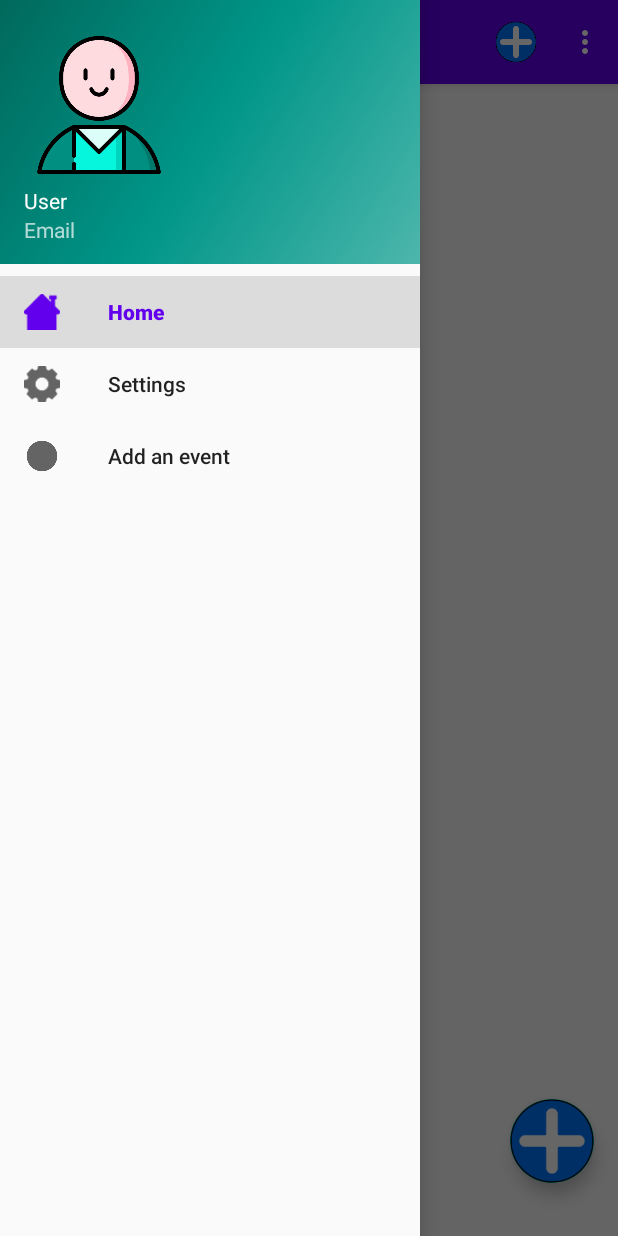
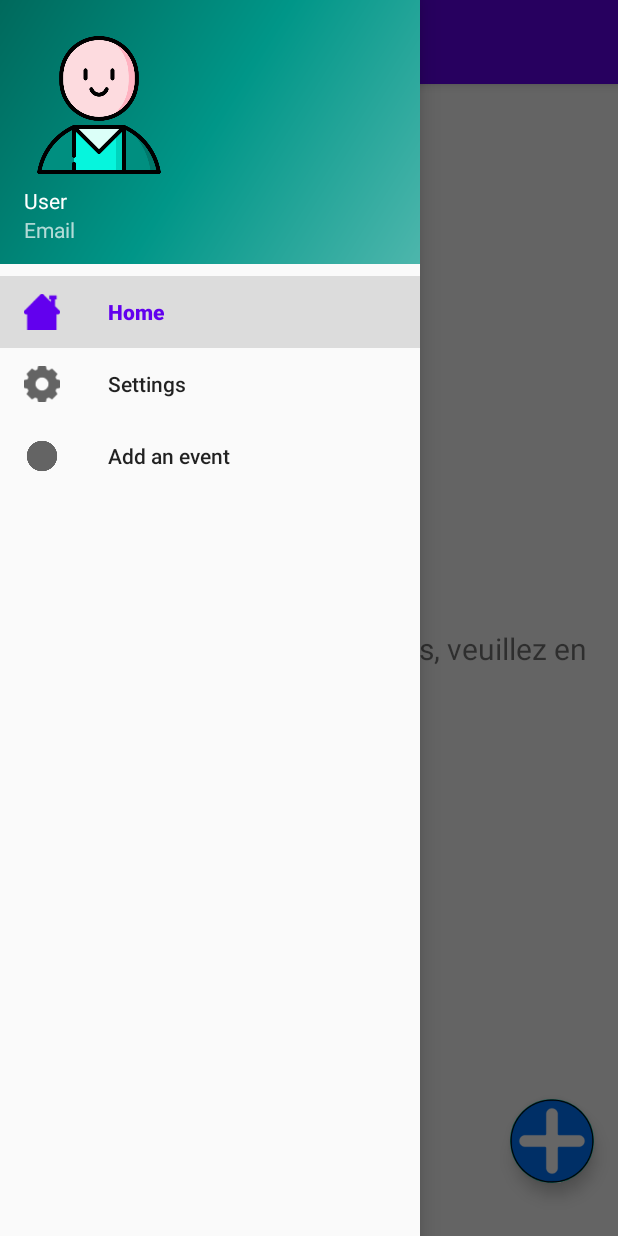
Before and after one commit to Mberjola/Planee, an Android app: the screen it shows after launch (MainActivity), with the side drawer open, on a phone screen of 412 x 824 dp. Run offline under Robolectric (Android 15) with nearby library versions, the phone set to English and light mode, and no system bars; our stand-ins replace navigation-ui.

Commit message:
Change Fragment Bug

```diff
--- a/PlaneeAndroid/app/src/main/java/com/example/planeeandroid/MainActivity.java
+++ b/PlaneeAndroid/app/src/main/java/com/example/planeeandroid/MainActivity.java
@@ -13,6 +13,7 @@ import com.google.android.material.floatingactionbutton.FloatingActionButton;
 import com.google.android.material.snackbar.Snackbar;
 import com.google.android.material.navigation.NavigationView;
 
+import androidx.appcompat.app.ActionBarDrawerToggle;
 import androidx.constraintlayout.widget.ConstraintLayout;
 import androidx.navigation.NavController;
 import androidx.navigation.Navigation;
@@ -34,6 +35,8 @@ public class MainActivity extends AppCompatActivity {
         Toolbar toolbar = findViewById(R.id.toolbar);
         setSupportActionBar(toolbar);
         DrawerLayout drawer = findViewById(R.id.drawer_layout);
+        /*ActionBarDrawerToggle toggle = new ActionBarDrawerToggle(this, drawer, toolbar, R.string.nav_app_bar_open_drawer_description, R.string.navigation_drawer_close);
+        toggle.syncState();*/
         NavigationView navigationView = findViewById(R.id.nav_view);
         // Passing each menu ID as a set of Ids because each
         // menu should be considered as top level destinations.
@@ -46,12 +49,12 @@ public class MainActivity extends AppCompatActivity {
         NavigationUI.setupWithNavController(navigationView, navController);
     }
 
-    @Override
+   /*@Override
     public boolean onCreateOptionsMenu(Menu menu) {
         // Inflate the menu; this adds items to the action bar if it is present.
         getMenuInflater().inflate(R.menu.activity_main_drawer, menu);
         return true;
-    }
+    }*/
 
     @Override
     public boolean onSupportNavigateUp() {
--- a/PlaneeAndroid/app/src/main/java/com/example/planeeandroid/MyDBAdapter.java
+++ b/PlaneeAndroid/app/src/main/java/com/example/planeeandroid/MyDBAdapter.java
@@ -64,6 +64,7 @@ public class MyDBAdapter {
             events.add(new Evenement(c.getLong(0), c.getString(1), c.getString(2), taches));
             c.moveToNext();
         }
+        c.close();
         return events;
     }
 
@@ -82,6 +83,7 @@ public class MyDBAdapter {
             c.moveToFirst();
             id = c.getLong(0);
         }
+        c.close();
         return id;
     }
 
@@ -97,6 +99,7 @@ public class MyDBAdapter {
                 c.moveToNext();
             }
         }
+        c.close();
         return event;
     }
 
--- a/PlaneeAndroid/app/src/main/java/com/example/planeeandroid/ui/add/addFragment.java
+++ b/PlaneeAndroid/app/src/main/java/com/example/planeeandroid/ui/add/addFragment.java
@@ -14,10 +14,10 @@ import android.widget.Button;
 import android.widget.DatePicker;
 import android.widget.EditText;
 import android.widget.TextView;
-import android.widget.Toolbar;
 
 import androidx.annotation.NonNull;
 import androidx.annotation.Nullable;
+import androidx.appcompat.widget.Toolbar;
 import androidx.constraintlayout.widget.ConstraintLayout;
 import androidx.constraintlayout.widget.ConstraintSet;
 import androidx.fragment.app.Fragment;
@@ -70,6 +70,7 @@ public class addFragment extends Fragment {
                 Evenement evenement = new Evenement(0, EventName.getText().toString(), myDisplayDate.getText().toString(), taches);
                 myDbAdapter.InsertUnEvent(evenement);
                 Log.i("Insert", "Insert OK");
+
             }
         });
         myDisplayDate.setOnClickListener(new View.OnClickListener() {
--- a/PlaneeAndroid/app/src/main/java/com/example/planeeandroid/ui/home/HomeFragment.java
+++ b/PlaneeAndroid/app/src/main/java/com/example/planeeandroid/ui/home/HomeFragment.java
@@ -53,12 +53,16 @@ public class HomeFragment extends Fragment {
         myDataBase = new MyDBAdapter(this.getContext());
         myDataBase.open();
         events = myDataBase.getAllEvent();
-        Evenement[] evenements = new Evenement[events.size()];
-        for (int i = 0; i < evenements.length; i++) {
-            evenements[i] = events.get(i);
+        if (events.size() == 0) {
+            textView.setText("Vous n'avez pas d'évènements, veuillez en ajouter");
+        } else {
+            Evenement[] evenements = new Evenement[events.size()];
+            for (int i = 0; i < evenements.length; i++) {
+                evenements[i] = events.get(i);
+            }
+            MyArrayAdapter myArray = new MyArrayAdapter(root.getContext(), evenements);
+            maListeView.setAdapter(myArray);
         }
-        MyArrayAdapter myArray = new MyArrayAdapter(root.getContext(), evenements);
-        maListeView.setAdapter(myArray);
         FloatingActionButton plus = root.findViewById(R.id.Plus);
         plus.setOnClickListener(new View.OnClickListener() {
             @Override
--- a/PlaneeAndroid/app/src/main/res/layout/fragment_home.xml
+++ b/PlaneeAndroid/app/src/main/res/layout/fragment_home.xml
@@ -15,10 +15,12 @@
         android:layout_marginTop="8dp"
         android:layout_marginEnd="8dp"
         android:textSize="20sp"
+        android:textAlignment="center"
         app:layout_constraintBottom_toBottomOf="parent"
         app:layout_constraintEnd_toEndOf="parent"
         app:layout_constraintStart_toStartOf="parent"
-        app:layout_constraintTop_toTopOf="parent" />
+        app:layout_constraintTop_toTopOf="parent"
+        android:gravity="center_horizontal" />
 
     <!--  <Button
           android:id="@+id/Button"
--- a/PlaneeAndroid/app/src/main/res/menu/main.xml
+++ b/PlaneeAndroid/app/src/main/res/menu/main.xml
@@ -4,6 +4,7 @@
     <item
         android:id="@+id/action_settings"
         android:orderInCategory="100"
+        android:icon="@drawable/plus_icon"
         android:title="@string/action_settings"
-        app:showAsAction="never" />
+        app:showAsAction="always" />
 </menu>
```
